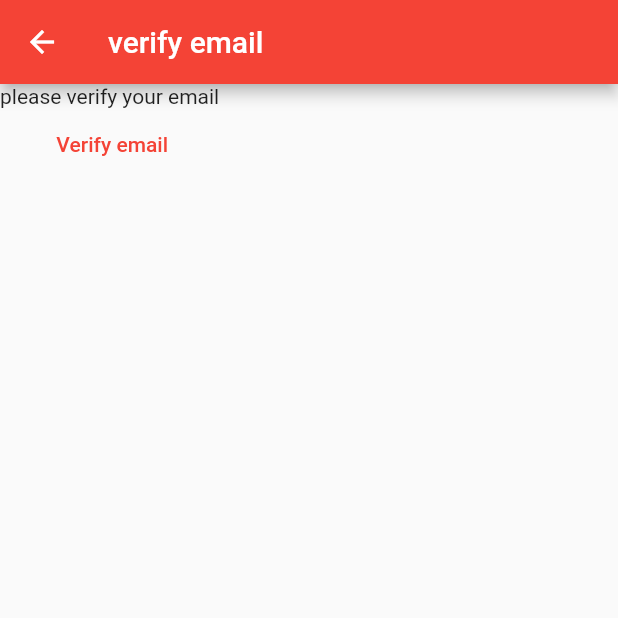
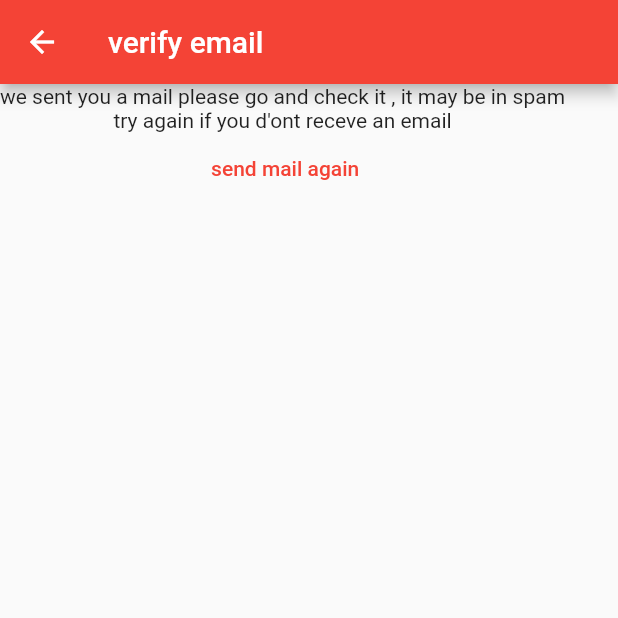
Before and after one commit to hazembensaria/notes-flutter-project, a Flutter app: the VerifyEmail screen opened directly, on a phone screen of 412 x 824 dp, the top half of it. Run offline on Flutter 3.47's test engine with Material 2 defaults, Android fonts, the phone set to English and light mode, and no system bars; our stand-ins replace firebase_auth, firebase_core; accounts and stored records are empty.

Commit message:
improve mail verification

```diff
--- a/lib/Constance/routes.dart
+++ b/lib/Constance/routes.dart
@@ -1,3 +1,6 @@
+
+
 const loginRoute = '/login/';
 const registerRoute = '/register/';
 const notesRoute = '/notes/';
+const VerifyEmailRoute = '/verifyEmail/';
--- a/lib/main.dart
+++ b/lib/main.dart
@@ -7,7 +7,6 @@ import 'package:mynotes/views/LoginView.dart';
 import 'package:mynotes/views/VerifyEmail.dart';
 import 'package:mynotes/views/registerView.dart';
 import 'firebase_options.dart';
-import 'dart:developer' as dev show log;
 void main() {
   WidgetsFlutterBinding.ensureInitialized();
   runApp(
@@ -20,7 +19,8 @@ void main() {
       routes: {
         loginRoute:(context) => const LoginView(),
         registerRoute:(context) => const RegisterView(),
-        notesRoute:(context) => const NotesView()
+        notesRoute:(context) => const NotesView(),
+        VerifyEmailRoute:(context) => const VerifyEmail(),
       },
     )
   );
--- a/lib/views/LoginView.dart
+++ b/lib/views/LoginView.dart
@@ -1,11 +1,9 @@
 import 'package:firebase_auth/firebase_auth.dart';
-import 'package:firebase_core/firebase_core.dart';
 import 'package:flutter/material.dart';
 import 'package:mynotes/Constance/routes.dart';
 
 import '../Utilities/ErrorAlert.dart';
-import '../firebase_options.dart';
-import 'dart:developer' as dev show log;
+
 
 class LoginView extends StatefulWidget {
   const LoginView({Key? key}) : super(key: key);
@@ -56,7 +54,7 @@ late final TextEditingController _password ;
                       final email = _email.text ;
                       final password = _password.text;
                       try{
-                  final user = await FirebaseAuth.instance.signInWithEmailAndPassword(email: email, password: password,);
+                            await FirebaseAuth.instance.signInWithEmailAndPassword(email: email, password: password,);
                             // ignore: use_build_context_synchronously
                             Navigator.of(context).pushNamedAndRemoveUntil(notesRoute,
                             (route) => false);
--- a/lib/views/VerifyEmail.dart
+++ b/lib/views/VerifyEmail.dart
@@ -15,12 +15,13 @@ class _VerifyEmailState extends State<VerifyEmail> {
       appBar: AppBar(title: const Text('verify email')),
       body: Column(
           children: [
-          const Text('please verify your email ')  ,
+              const Text('we sent you a mail please go and check it , it may be in spam ')  ,
+          const Text('try again if you d\'ont receve an email ')  ,
                 TextButton(onPressed: (() async{
                   final user = FirebaseAuth.instance.currentUser ;
                   await user?.sendEmailVerification();
                   print('mail sended');
-                }), child: const Text('Verify email'))
+                }), child: const Text('send mail again'))
         ]),
     );
 
```
Also changed, not shown: lib/views/registerView.dart (+9 -4 lines). Lines whose indentation alone changed are shown as unchanged.
